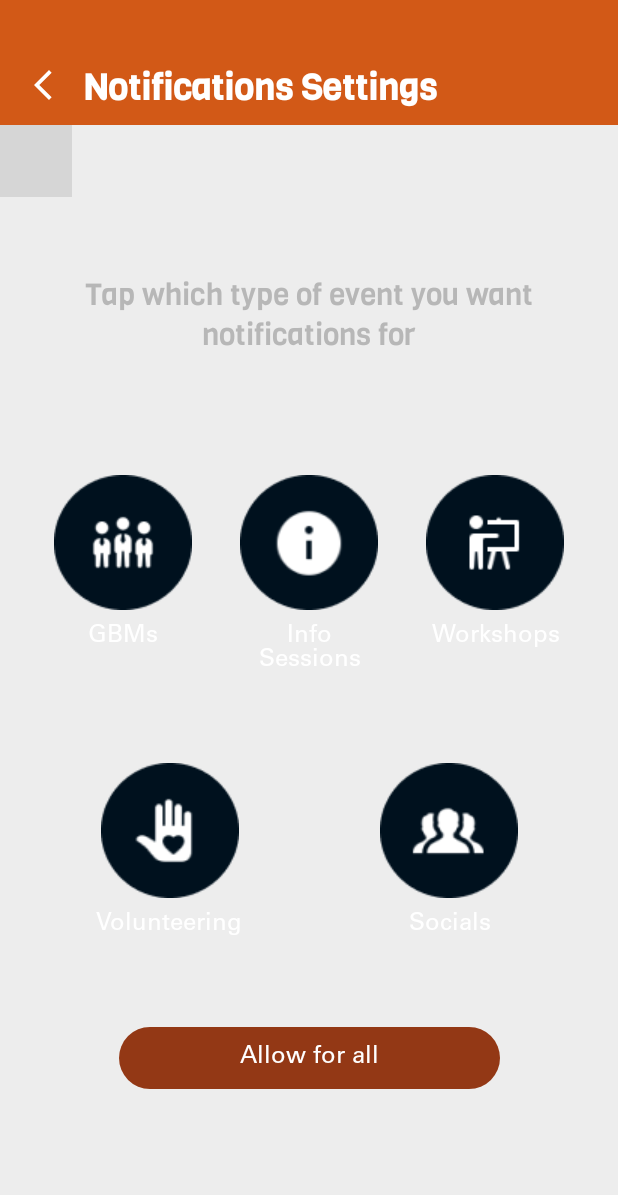
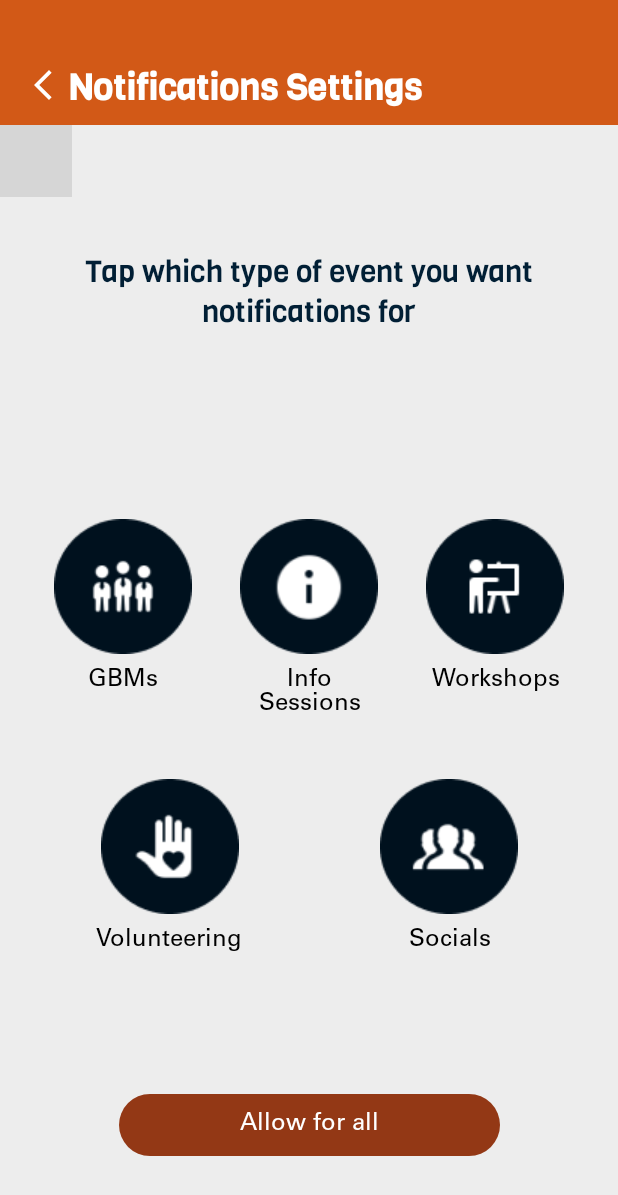
Before and after one commit to shpe-uf/SHPE-UF-Mobile-Kotlin, an Android app built with Jetpack Compose: the HomeScreen screen opened through its navigation route, after a tap on "Notifications", on a phone screen of 412 x 824 dp. Shown: the top 1195 px of the screen. Run offline under Robolectric (Android 15) with nearby library versions, the phone set to English and light mode, and no system bars; our stand-ins replace Room's generated code; libraries missing offline, so code that uses them is left out: com.apollographql.apollo3; Roboto replaces fonts that are not available here; 1 statement that could not run was skipped; grey boxes are pictures that could not be loaded.

Commit message:
Bug Fixes
Notifications Content Page:
- Fixed darkMode issues with background
- Updated fonts to reflect darkMode/lightMode versions
- Added proportionality to the content so it fits of more screen sizes (MORE BOXES)

```diff
--- a/app/src/main/java/com/example/shpe_uf_mobile_kotlin/ui/pages/home/HomeScreen.kt
+++ b/app/src/main/java/com/example/shpe_uf_mobile_kotlin/ui/pages/home/HomeScreen.kt
@@ -31,9 +31,6 @@ import androidx.compose.foundation.layout.navigationBars
 import androidx.compose.foundation.layout.offset
 import androidx.compose.foundation.layout.padding
 import androidx.compose.foundation.layout.size
-import androidx.compose.foundation.layout.statusBarsPadding
-import androidx.compose.foundation.layout.systemBars
-import androidx.compose.foundation.layout.systemBarsPadding
 import androidx.compose.foundation.layout.width
 import androidx.compose.foundation.layout.wrapContentWidth
 import androidx.compose.foundation.lazy.LazyColumn
@@ -47,7 +44,6 @@ import androidx.compose.material.ExperimentalMaterialApi
 import androidx.compose.material.icons.Icons
 import androidx.compose.material.icons.filled.ArrowBackIosNew
 import androidx.compose.material.icons.filled.CalendarMonth
-import androidx.compose.material.icons.filled.Delete
 import androidx.compose.material.icons.filled.LocationOn
 import androidx.compose.material.icons.filled.People
 import androidx.compose.material.icons.filled.Timer
@@ -110,8 +106,6 @@ import com.example.shpe_uf_mobile_kotlin.ui.theme.TextColor
 import com.example.shpe_uf_mobile_kotlin.ui.theme.ThemeColors
 import com.example.shpe_uf_mobile_kotlin.ui.theme.WhiteSHPE
 import com.example.shpe_uf_mobile_kotlin.util.*
-import androidx.compose.foundation.rememberScrollState
-import androidx.compose.foundation.verticalScroll
 
 //create sample card items
 val sampleCardItems = listOf(
@@ -324,7 +318,7 @@ fun EventDetails (event: HomeViewModel.Event?, viewModel: HomeViewModel = viewMo
 
             // Event details card to have the rounded corner style be there
             //Lazy Column houses all composable for event details
-            //Saving changes bc merge error occured
+            //Saving changes bc merge error occurred
             Card(
                 modifier = Modifier
                     .fillMaxSize()
@@ -521,7 +515,7 @@ fun EventDetailsPreview() {
 }
 
 @Composable
-fun SlidingNotificationWindow(viewModel: HomeViewModel) {
+fun SlidingNotificationWindow(viewModel: HomeViewModel, darkMode: Boolean) {
     val homeState = viewModel.homeState.collectAsState()
     val isVisible = homeState.value.isNotificationWindowVisible
 
@@ -540,12 +534,12 @@ fun SlidingNotificationWindow(viewModel: HomeViewModel) {
         enter = slideInHorizontally(initialOffsetX = { screenWidth.toInt() }),
         exit = slideOutHorizontally(targetOffsetX = { screenWidth.toInt() })
     ) {
-        NotificationSettingsContent(viewModel = viewModel)
-    }
-}
-
-@Composable
-fun NotificationSettingsContent(viewModel: HomeViewModel) {
+        NotificationSettingsContent(viewModel = viewModel, darkMode)
+    }
+}
+
+@Composable
+fun NotificationSettingsContent(viewModel: HomeViewModel, darkMode: Boolean) {
     val context = LocalContext.current
     val homeState by viewModel.homeState.collectAsState()
 
@@ -554,7 +548,7 @@ fun NotificationSettingsContent(viewModel: HomeViewModel) {
         modifier = Modifier
             .fillMaxWidth(1f)
             .fillMaxHeight(),
-        color = if(isSystemInDarkTheme()) ThemeColors.Night.background else ThemeColors.Day.background
+        color = if(darkMode) ThemeColors.Night.background else ThemeColors.Day.background
     ) {
         // Permissions and Dialogs
         PermissionsAndDialogs(viewModel, context)
@@ -564,10 +558,8 @@ fun NotificationSettingsContent(viewModel: HomeViewModel) {
                 .fillMaxWidth(),
             horizontalAlignment = Alignment.CenterHorizontally
         ) {
-
             // image and close button container, could be made into own composable to be used later
             Box(contentAlignment = Alignment.TopStart) {
-
                 // Header for notification window
                 Row(
                     modifier = Modifier
@@ -575,7 +567,6 @@ fun NotificationSettingsContent(viewModel: HomeViewModel) {
                         .height(83.dp)
                         .background(color = headerOrange)
                         .padding(10.dp),
-
                 ) {
                     // Used to Exit the notification window
                     IconButton(
@@ -583,8 +574,7 @@ fun NotificationSettingsContent(viewModel: HomeViewModel) {
                         modifier = Modifier
                             .align(Alignment.Bottom)
                             .height(35.dp)
-                            .width(35.dp)
-                        ,
+                            .width(35.dp),
                     ) {
                         Icon(
                             Icons.Default.ArrowBackIosNew,
@@ -592,8 +582,6 @@ fun NotificationSettingsContent(viewModel: HomeViewModel) {
                             tint = Color.White
                         )
                     }
-                    Spacer(modifier = Modifier.width(10.dp))
-
                     Text(
                         text = "Notifications Settings",
                         style = TextStyle(
@@ -611,9 +599,15 @@ fun NotificationSettingsContent(viewModel: HomeViewModel) {
                     )
                 }
             }
-            Spacer(modifier = Modifier.height(100.dp))
-
-            Text(
+
+            // Box for instructions text
+            Box(
+                modifier = Modifier
+                    .weight(0.3f),
+                contentAlignment = Alignment.Center
+            ) {
+                Text(
+                    modifier = Modifier,
                     text = "Tap which type of event you want" +
                             "\nnotifications for",
                     style = TextStyle(
@@ -623,31 +617,35 @@ fun NotificationSettingsContent(viewModel: HomeViewModel) {
                         color = Color(0xFFB7B7B7),
                         textAlign = TextAlign.Center,
                     ),
-                color = Color(0xFFB7B7B7),
-            )
-            Spacer(modifier = Modifier.height(80.dp))
-
-            // Rest of tHE Content in the screen
+                    color = if (darkMode) Color(0xFFB7B7B7) else Color(0xFF011F35),
+                )
+            }
+
+            // Box the options for notifications
+            Box(
+                modifier = Modifier
+                    .weight(0.5f),
+                contentAlignment = Alignment.Center
+            ) {
                 Column(
                     modifier = Modifier
                         .fillMaxWidth()
                         .fillMaxHeight()
                         .padding(start = 20.dp, end = 20.dp),
                     horizontalAlignment = Alignment.CenterHorizontally,
-                ) {
-                Row(
-                    modifier = Modifier
-                        .fillMaxWidth(),
-                    horizontalArrangement = Arrangement.SpaceEvenly
-                ) {
-                    Column (horizontalAlignment = Alignment.CenterHorizontally,
+                    verticalArrangement = Arrangement.SpaceEvenly
+                ) {
+                    Row{
+                        Column(
+                            horizontalAlignment = Alignment.CenterHorizontally,
                             modifier = Modifier
                                 .weight(1f)
                         ) {
                             if (homeState.notificationSettings.gbmNotification) {
                                 Image(
                                     painter = painterResource(id = R.drawable.gbmselected),
-                                contentDescription = "GBM Notifications ON", modifier = Modifier
+                                    contentDescription = "GBM Notifications ON",
+                                    modifier = Modifier
                                         .width(92.dp)
                                         .height(90.dp)
                                         .clickable {
@@ -658,11 +656,11 @@ fun NotificationSettingsContent(viewModel: HomeViewModel) {
                                             )
                                         }
                                 )
-                        }
-                        else {
+                            } else {
                                 Image(
                                     painter = painterResource(id = R.drawable.gbmdefault),
-                                contentDescription = "GBM Notifications ON", modifier = Modifier
+                                    contentDescription = "GBM Notifications ON",
+                                    modifier = Modifier
                                         .width(92.dp)
                                         .height(90.dp)
                                         .clickable {
@@ -676,25 +674,21 @@ fun NotificationSettingsContent(viewModel: HomeViewModel) {
                             }
                             Text(
                                 text = "GBMs",
-                            style = TextStyle(
-                                fontSize = 16.sp,
-                                fontFamily = Universltstd,
-                                fontWeight = FontWeight(400),
-                                color = Color(0xFFFFFFFF),
-                                textAlign = TextAlign.Center,
-                            ),
+                                style = getTextStyle(darkMode),
                                 modifier = Modifier
                                     .padding(top = 10.dp)
                             )
                         }
-                    Column (horizontalAlignment = Alignment.CenterHorizontally,
+                        Column(
+                            horizontalAlignment = Alignment.CenterHorizontally,
                             modifier = Modifier
                                 .weight(1f)
                         ) {
                             if (homeState.notificationSettings.infoSessionNotification) {
                                 Image(
                                     painter = painterResource(id = R.drawable.infoselected),
-                                contentDescription = "Info Session Notifications ON", modifier = Modifier
+                                    contentDescription = "Info Session Notifications ON",
+                                    modifier = Modifier
                                         .width(92.dp)
                                         .height(90.dp)
                                         .clickable {
@@ -705,11 +699,11 @@ fun NotificationSettingsContent(viewModel: HomeViewModel) {
                                             )
                                         }
                                 )
-                        }
-                        else {
+                            } else {
                                 Image(
                                     painter = painterResource(id = R.drawable.infodefault),
-                                contentDescription = "Info Session Notifications OFF", modifier = Modifier
+                                    contentDescription = "Info Session Notifications OFF",
+                                    modifier = Modifier
                                         .width(92.dp)
                                         .height(90.dp)
                                         .clickable {
@@ -723,26 +717,21 @@ fun NotificationSettingsContent(viewModel: HomeViewModel) {
                             }
                             Text(
                                 text = "Info\nSessions",
-                            style = TextStyle(
-                                fontSize = 16.sp,
-                                fontFamily = Universltstd,
-                                fontWeight = FontWeight(400),
-                                color = Color(0xFFFFFFFF),
-                                textAlign = TextAlign.Center,
-                            ),
+                                style =  getTextStyle(darkMode),
                                 modifier = Modifier
                                     .padding(top = 10.dp)
                             )
                         }
-
-                    Column (horizontalAlignment = Alignment.CenterHorizontally,
+                        Column(
+                            horizontalAlignment = Alignment.CenterHorizontally,
                             modifier = Modifier
                                 .weight(1f)
-                    ){
+                        ) {
                             if (homeState.notificationSettings.workshopNotification) {
                                 Image(
                                     painter = painterResource(id = R.drawable.workshopselected),
-                                contentDescription = "Info Session Notifications ON", modifier = Modifier
+                                    contentDescription = "Info Session Notifications ON",
+                                    modifier = Modifier
                                         .width(92.dp)
                                         .height(90.dp)
                                         .clickable {
@@ -753,11 +742,11 @@ fun NotificationSettingsContent(viewModel: HomeViewModel) {
                                             )
                                         }
                                 )
-                        }
-                        else {
+                            } else {
                                 Image(
                                     painter = painterResource(id = R.drawable.workshopdefault),
-                                contentDescription = "Workshop Notifications OFF", modifier = Modifier
+                                    contentDescription = "Workshop Notifications OFF",
+                                    modifier = Modifier
                                         .width(92.dp)
                                         .height(90.dp)
                                         .clickable {
@@ -771,20 +760,12 @@ fun NotificationSettingsContent(viewModel: HomeViewModel) {
                             }
                             Text(
                                 text = "Workshops",
-                            style = TextStyle(
-                                fontSize = 16.sp,
-                                fontFamily = Universltstd,
-                                fontWeight = FontWeight(400),
-                                color = Color(0xFFFFFFFF),
-                                textAlign = TextAlign.Center,
-                            ),
+                                style =  getTextStyle(darkMode),
                                 modifier = Modifier
                                     .padding(top = 10.dp)
                             )
                         }
                     }
-                Spacer(modifier = Modifier.height(60.dp))
-
                     Row {
                         Column(
                             horizontalAlignment = Alignment.CenterHorizontally,
@@ -794,7 +775,8 @@ fun NotificationSettingsContent(viewModel: HomeViewModel) {
                             if (homeState.notificationSettings.volunteeringNotification) {
                                 Image(
                                     painter = painterResource(id = R.drawable.volunteerselected),
-                                contentDescription = "Volunteer Notifications ON", modifier = Modifier
+                                    contentDescription = "Volunteer Notifications ON",
+                                    modifier = Modifier
                                         .width(92.dp)
                                         .height(90.dp)
                                         .clickable {
@@ -805,11 +787,11 @@ fun NotificationSettingsContent(viewModel: HomeViewModel) {
                                             )
                                         }
                                 )
-                        }
-                        else {
+                            } else {
                                 Image(
                                     painter = painterResource(id = R.drawable.volunteerdefault),
-                                contentDescription = "Volunteer Notifications OFF", modifier = Modifier
+                                    contentDescription = "Volunteer Notifications OFF",
+                                    modifier = Modifier
                                         .width(92.dp)
                                         .height(90.dp)
                                         .clickable {
@@ -823,26 +805,21 @@ fun NotificationSettingsContent(viewModel: HomeViewModel) {
                             }
                             Text(
                                 text = "Volunteering",
-                            style = TextStyle(
-                                fontSize = 16.sp,
-                                fontWeight = FontWeight(400),
-                                fontFamily = Universltstd,
-                                color = Color(0xFFFFFFFF),
-                                textAlign = TextAlign.Center,
-                            ),
+                                style =  getTextStyle(darkMode),
                                 modifier = Modifier
                                     .padding(top = 10.dp)
                             )
                         }
-
-                    Column (horizontalAlignment = Alignment.CenterHorizontally,
+                        Column(
+                            horizontalAlignment = Alignment.CenterHorizontally,
                             modifier = Modifier
                                 .weight(1f)
-                    ){
+                        ) {
                             if (homeState.notificationSettings.socialNotification) {
                                 Image(
                                     painter = painterResource(id = R.drawable.socialselected),
-                                contentDescription = "Social Notifications ON", modifier = Modifier
+                                    contentDescription = "Social Notifications ON",
+                                    modifier = Modifier
                                         .width(92.dp)
                                         .height(90.dp)
                                         .clickable {
@@ -853,11 +830,11 @@ fun NotificationSettingsContent(viewModel: HomeViewModel) {
                                             )
                                         }
                                 )
-                        }
-                        else {
+                            } else {
                                 Image(
                                     painter = painterResource(id = R.drawable.socialdefault),
-                                contentDescription = "Social Notifications OFF", modifier = Modifier
+                                    contentDescription = "Social Notifications OFF",
+                                    modifier = Modifier
                                         .width(92.dp)
                                         .height(90.dp)
                                         .clickable {
@@ -871,26 +848,26 @@ fun NotificationSettingsContent(viewModel: HomeViewModel) {
                             }
                             Text(
                                 text = "Socials",
-                            style = TextStyle(
-                                fontSize = 16.sp,
-                                fontFamily = Universltstd,
-                                fontWeight = FontWeight(400),
-                                color = Color(0xFFFFFFFF),
-                                textAlign = TextAlign.Center,
-                            ),
+                                style =  getTextStyle(darkMode),
                                 modifier = Modifier
                                     .padding(top = 10.dp)
                             )
                         }
                     }
-
-                // Button for allowing all notifications
-                Spacer(modifier = Modifier.height(60.dp))
+                }
+            }
+
+            // This is now the button for all notifications
+            Box(
+                modifier = Modifier
+                    .weight(0.2f),
+                contentAlignment = Alignment.Center
+            ) {
                 Button(
                     modifier = Modifier
                         .width(254.dp)
                         .height(41.dp),
-                    onClick = { viewModel.toggleAllNotifications(context)},
+                    onClick = { viewModel.toggleAllNotifications(context) },
                     colors = ButtonDefaults.buttonColors(
                         containerColor = homeState.allNotificationCurrentColor
                     )
@@ -910,6 +887,18 @@ fun NotificationSettingsContent(viewModel: HomeViewModel) {
         }
     }
 }
+
+@Composable
+fun getTextStyle(darkMode: Boolean): TextStyle {
+    return TextStyle(
+        fontSize = 16.sp,
+        fontFamily = Universltstd,
+        fontWeight = FontWeight(400),
+        color = if (darkMode) ThemeColors.Night.text else ThemeColors.Day.text,
+        textAlign = TextAlign.Center,
+        )
+}
+
 
 // Permissions and Dialogs
 @Composable
@@ -1047,7 +1036,8 @@ fun NotificationSettingsPreview() {
             eventRepo = EventRepository(
                 context = LocalContext.current
             ),
-        )
+        ),
+        darkMode = true
     )
 }
 
@@ -1168,7 +1158,7 @@ fun EventCard(event: HomeViewModel.Event, viewModel: HomeViewModel = viewModel()
     }
 }
 
-@OptIn(ExperimentalMaterial3Api::class, ExperimentalMaterialApi::class)
+@OptIn(ExperimentalMaterialApi::class)
 @Composable
 fun SlidingSheet() {
     val scaffoldSheetState = rememberBottomSheetScaffoldState()
@@ -1809,8 +1799,8 @@ fun EventCardPreview() {
 
 @Composable
 fun HomeScreen(viewModel: HomeViewModel, shpeufAppViewModel: SHPEUFAppViewModel) {
-    val UserState by shpeufAppViewModel.uiState.collectAsState()
-    val isDarkMode = UserState.isDarkMode
+    val userState by shpeufAppViewModel.uiState.collectAsState()
+    val isDarkMode = userState.isDarkMode
 
     Surface (
         modifier = Modifier
@@ -1824,7 +1814,7 @@ fun HomeScreen(viewModel: HomeViewModel, shpeufAppViewModel: SHPEUFAppViewModel)
         }
 
         SlidingEventWindow(viewModel = viewModel, isDarkMode = isDarkMode)
-        SlidingNotificationWindow(viewModel = viewModel)
+        SlidingNotificationWindow(viewModel = viewModel, darkMode = isDarkMode)
     }
 }
 
```
Lines whose indentation alone changed are shown as unchanged.
